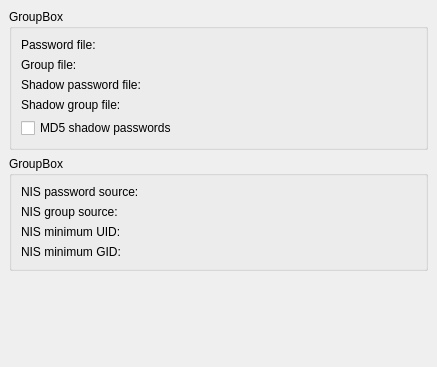
KDE/kuser, file ku_filessettings.ui: the form before one commit.
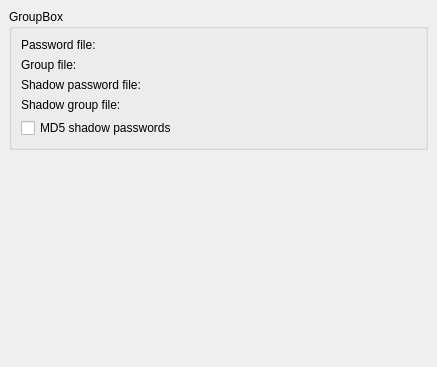
The form after the commit. Custom widgets are drawn as their Qt base class.

```diff
--- a/ku_filessettings.ui
+++ b/ku_filessettings.ui
@@ -101,73 +101,6 @@
      </layout>
     </widget>
    </item>
-   <item>
-    <widget class="QGroupBox" name="groupBox_2" >
-     <property name="title" >
-      <string>GroupBox</string>
-     </property>
-     <layout class="QGridLayout" >
-      <property name="margin" >
-       <number>9</number>
-      </property>
-      <property name="spacing" >
-       <number>6</number>
-      </property>
-      <item row="3" column="1" >
-       <widget class="KLineEdit" name="kcfg_nismingid" />
-      </item>
-      <item row="3" column="0" >
-       <widget class="QLabel" name="textLabel6_4" >
-        <property name="text" >
-         <string>NIS minimum GID:</string>
-        </property>
-        <property name="buddy" >
-         <cstring>kcfg_nismingid</cstring>
-        </property>
-       </widget>
-      </item>
-      <item row="2" column="1" >
-       <widget class="KLineEdit" name="kcfg_nisminuid" />
-      </item>
-      <item row="2" column="0" >
-       <widget class="QLabel" name="textLabel5_4" >
-        <property name="text" >
-         <string>NIS minimum UID:</string>
-        </property>
-        <property name="buddy" >
-         <cstring>kcfg_nisminuid</cstring>
-        </property>
-       </widget>
-      </item>
-      <item row="1" column="0" >
-       <widget class="QLabel" name="textLabel4_4" >
-        <property name="text" >
-         <string>NIS group source:</string>
-        </property>
-        <property name="buddy" >
-         <cstring>kcfg_nisgroupsrc</cstring>
-        </property>
-       </widget>
-      </item>
-      <item row="1" column="1" >
-       <widget class="KLineEdit" name="kcfg_nisgroupsrc" />
-      </item>
-      <item row="0" column="1" >
-       <widget class="KLineEdit" name="kcfg_nispasswdsrc" />
-      </item>
-      <item row="0" column="0" >
-       <widget class="QLabel" name="textLabel3_4" >
-        <property name="text" >
-         <string>NIS password source:</string>
-        </property>
-        <property name="buddy" >
-         <cstring>kcfg_nispasswdsrc</cstring>
-        </property>
-       </widget>
-      </item>
-     </layout>
-    </widget>
-   </item>
    <item>
     <spacer>
      <property name="orientation" >
```
Left out of the diff: 4 changed lines with no effect on the pictures.
